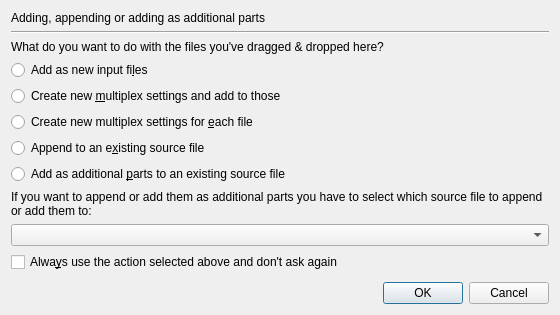
jpsdr/MKVToolnix-Windows-7, file src/mkvtoolnix-gui/forms/merge/adding_appending_files_dialog.ui: the form before one commit.
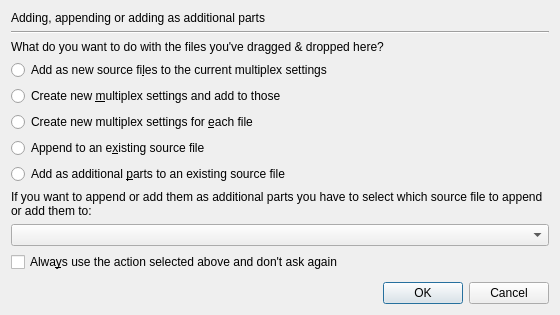
The form after the commit.

Commit message: GUI: mux: make choice "add as new source files" clearer

Diff of the .ui file:
```diff
--- a/src/mkvtoolnix-gui/forms/merge/adding_appending_files_dialog.ui
+++ b/src/mkvtoolnix-gui/forms/merge/adding_appending_files_dialog.ui
@@ -44,7 +44,7 @@
    <item>
     <widget class="QRadioButton" name="rbAdd">
      <property name="text">
-      <string>Add as new input fi&amp;les</string>
+      <string>Add as new source fi&amp;les to the current multiplex settings</string>
      </property>
     </widget>
    </item>
```
